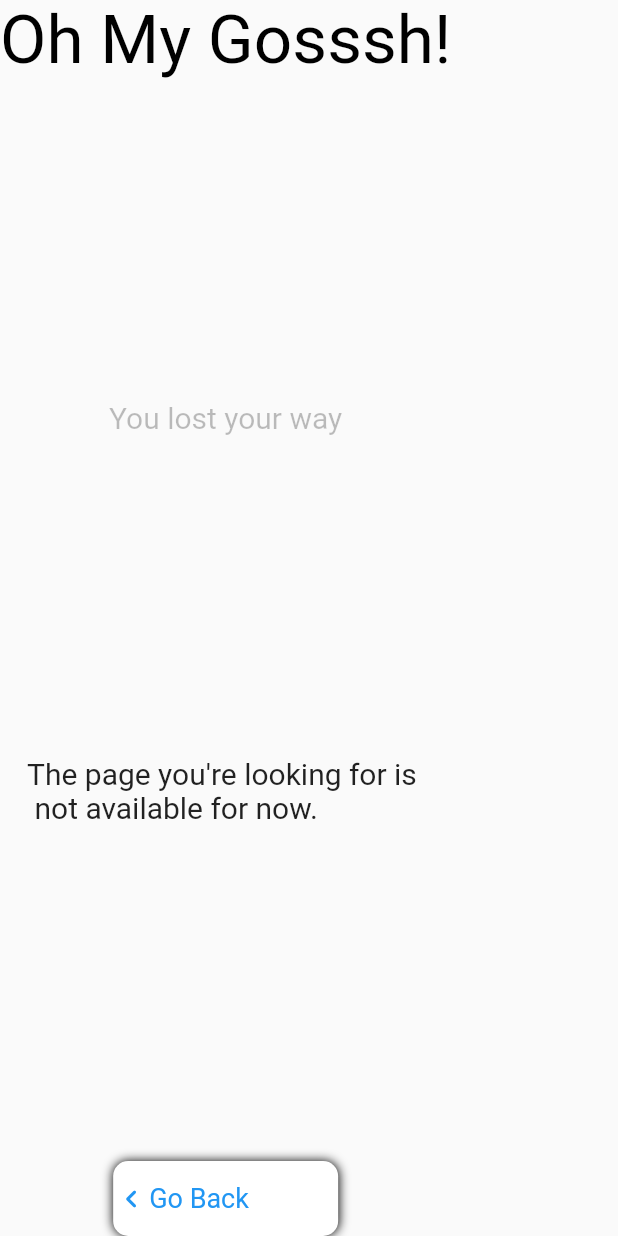
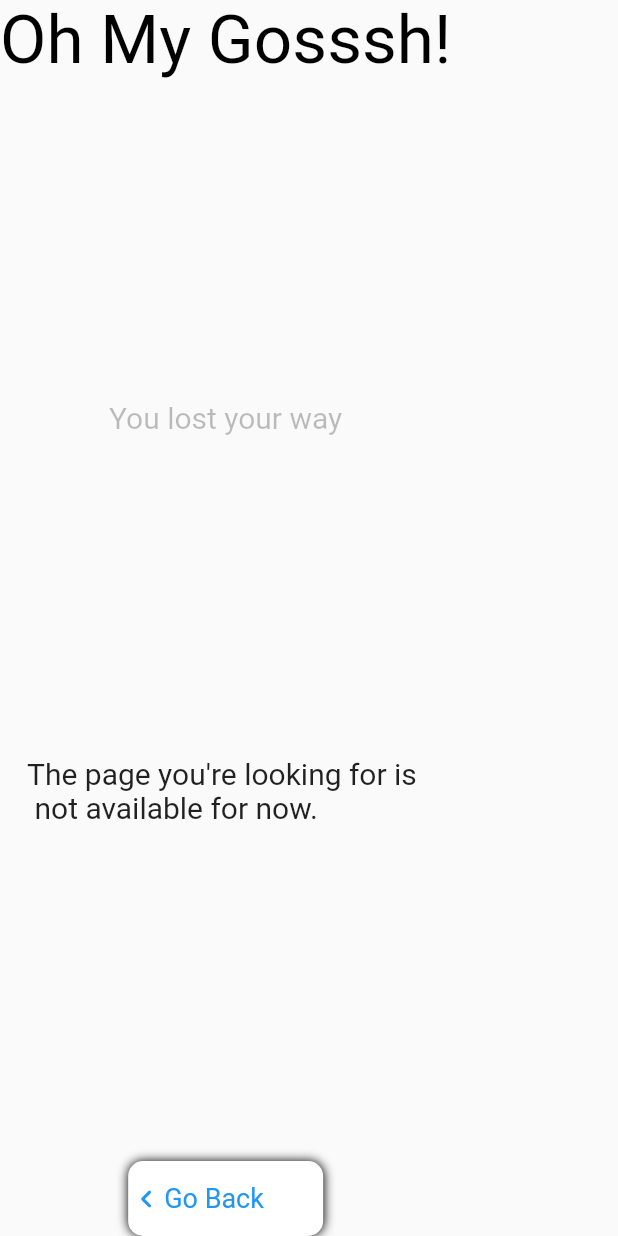
Before and after one commit to Tosin8/user_lost, a Flutter app: what left_content() shows on an empty page, opened directly, on a phone screen of 412 x 824 dp. Run offline on Flutter 3.47's test engine with Material 2 defaults, Android fonts, the phone set to English and light mode, and no system bars; network calls fail.

Commit message:
Update web_main.dart

```diff
--- a/lib/404_page/components/web_main.dart
+++ b/lib/404_page/components/web_main.dart
@@ -10,7 +10,7 @@ class web_main extends StatelessWidget {
       child: Row(
         children: const [
           left_content(),
-          SizedBox(width: 10),
+          SizedBox(width: 30),
           right_content(),
         ],
       ),
@@ -43,7 +43,7 @@ class left_content extends StatelessWidget {
               style: TextStyle(fontSize: 20)),
           const SizedBox(height: 20),
           Container(
-            width: 150,
+            width: 130,
             height: 50,
             decoration: BoxDecoration(
                 color: Colors.white,
```
